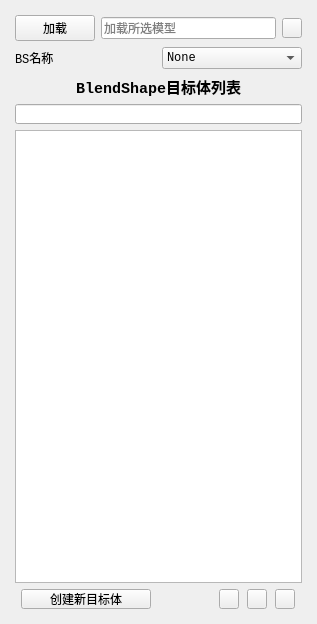
The window that Faith/moduleInstaller/Faith/modules/Faith/scripts/Faith/Tools/BS_Manager/UI/BS_List.ui (Faith0521/Faith_Proj) describes before a commit, drawn with Qt 5.
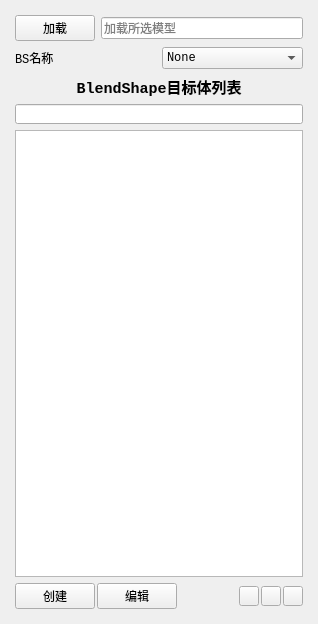
The same window after the commit. Icons and pictures are not drawn. Custom widgets are drawn as their Qt base class.

What changed in the file:
```diff
--- a/Faith/moduleInstaller/Faith/modules/Faith/scripts/Faith/Tools/BS_Manager/UI/BS_List.ui
+++ b/Faith/moduleInstaller/Faith/modules/Faith/scripts/Faith/Tools/BS_Manager/UI/BS_List.ui
@@ -58,39 +58,6 @@
           </property>
          </widget>
         </item>
-        <item>
-         <widget class="QPushButton" name="setting_btn">
-          <property name="minimumSize">
-           <size>
-            <width>20</width>
-            <height>20</height>
-           </size>
-          </property>
-          <property name="maximumSize">
-           <size>
-            <width>20</width>
-            <height>20</height>
-           </size>
-          </property>
-          <property name="toolTip">
-           <string>设置</string>
-          </property>
-          <property name="styleSheet">
-           <string notr="true">QPushButton{
-border-image: url(:/icon/SHAPES_preferences_150.png);
-}
-QPushButton:hover{
-border-image: url(:/icon/SHAPES_preferences_150_light.png);
-}
-QPushButton:pressed{
-border-image: url(:/icon/SHAPES_preferences_150_light.png);
-}</string>
-          </property>
-          <property name="text">
-           <string/>
-          </property>
-         </widget>
-        </item>
        </layout>
       </item>
       <item>
@@ -181,12 +148,19 @@
         <property name="spacing">
          <number>2</number>
         </property>
+        <item>
+         <widget class="QPushButton" name="add_btn">
+          <property name="text">
+           <string>创建</string>
+          </property>
+         </widget>
+        </item>
         <item>
          <widget class="MPushButton" name="edit_btn">
           <property name="maximumSize">
            <size>
-            <width>130</width>
-            <height>20</height>
+            <width>16777215</width>
+            <height>16777215</height>
            </size>
           </property>
           <property name="font">
@@ -201,7 +175,7 @@
            <string notr="true"/>
           </property>
           <property name="text">
-           <string>创建新目标体</string>
+           <string>编辑</string>
           </property>
          </widget>
         </item>
@@ -333,16 +307,16 @@
    <extends>QPushButton</extends>
    <header>dayu_widgets.push_button</header>
   </customwidget>
-  <customwidget>
-   <class>MLineEdit</class>
-   <extends>QLineEdit</extends>
-   <header>dayu_widgets.line_edit</header>
-  </customwidget>
   <customwidget>
    <class>MLabel</class>
    <extends>QLabel</extends>
    <header>dayu_widgets.label</header>
   </customwidget>
+  <customwidget>
+   <class>MLineEdit</class>
+   <extends>QLineEdit</extends>
+   <header>dayu_widgets.line_edit</header>
+  </customwidget>
   <customwidget>
    <class>MComboBox</class>
    <extends>QComboBox</extends>
```
